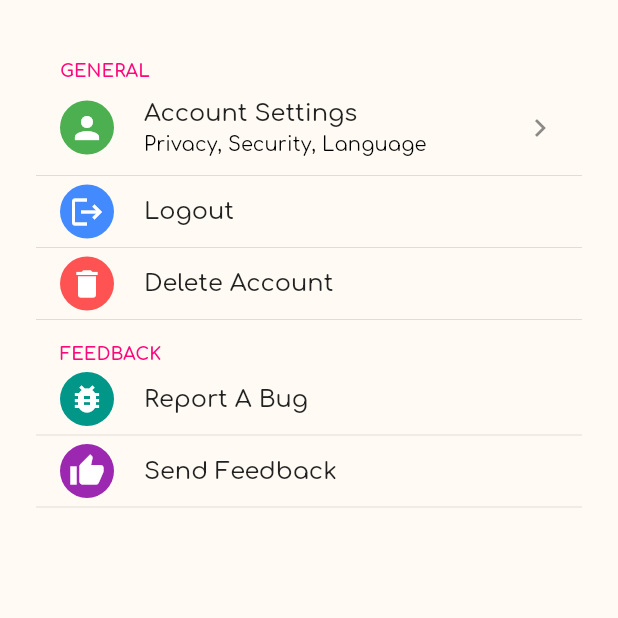
After one commit to smmhassan/tapin, a Flutter app: the UserSettings screen opened by its route, on a phone screen of 412 x 824 dp, the top half of it. The commit adds this screen. Run offline on Flutter 3.47's test engine with Material 2 defaults, Android fonts, the phone set to English and light mode, and no system bars; drawn by our look-alikes of flutter_settings_screens; our stand-ins replace google_fonts, google_sign_in, graphql_flutter, parse_server_sdk_flutter; missing offline and left inert: flutter_swipable; network calls fail.

Commit message:
Added settings + card swipe to TapIn
Ready for demo

```diff
--- a/tapin/lib/main.dart
+++ b/tapin/lib/main.dart
@@ -1,10 +1,12 @@
 import 'package:tapin/constants.dart';
 import 'package:tapin/screens/userchats/chatScreen.dart';
 import 'package:tapin/screens/signup/localwidgets/passwordResetScreen.dart';
+import 'package:tapin/screens/userfeed/feed.dart';
 import 'package:tapin/utils/OurTheme.dart';
 import 'package:flutter/material.dart';
 import 'package:google_fonts/google_fonts.dart';
 import 'package:graphql_flutter/graphql_flutter.dart';
+import 'package:tapin/widgets/tabbedwindow/UserSettingsTabbed.dart';
 
 import 'screens/login/login.dart';
 import 'screens/userdash/userdash.dart';
@@ -55,7 +57,8 @@ class MyApp extends StatelessWidget {
       // OurLogin(),
       routes: {
         '/': (context) => OurLogin(),
-        //'/': (context) => UserOrganizationList(),
+        '/userfeed': (context) => Feed(),
+        '/usersettings': (context) => UserSettings(),
         '/userdash': (context) => UserDash(),
         '/userorganizations': (context) => UserOrganizationList(),
         '/usercorrespondences': (context) => UserCorrespondenceList(),
--- a/tapin/lib/screens/login/localwidgets/loginform.dart
+++ b/tapin/lib/screens/login/localwidgets/loginform.dart
@@ -135,7 +135,7 @@ class _OurLoginFormState extends State<OurLoginForm> {
               // }
 
               if (response.success) {
-                Navigator.pushNamed(context, '/userdash');
+                Navigator.pushNamed(context, '/userfeed');
               } else {
                 if (response.error?.message != null) {
                   ScaffoldMessenger.of(context).showSnackBar(
--- /dev/null
+++ b/tapin/lib/widgets/account_page.dart
@@ -0,0 +1,77 @@
+import 'package:tapin/widgets/icon_widget.dart';
+import 'package:flutter/cupertino.dart';
+import 'package:flutter/material.dart';
+import 'package:flutter_settings_screens/flutter_settings_screens.dart';
+
+class AccountPage extends StatelessWidget{
+  static const keyLanguage = 'key-language';
+  static const keyLocation = 'key-location';
+  static const keyPassword = 'key-password';
+
+
+  @override
+  Widget build(BuildContext context) => SimpleSettingsTile(
+    title: 'Account Settings',
+    subtitle: 'Privacy, Security, Language',
+    leading: IconWidget(icon: Icons.person, color: Colors.green),
+    child: SettingsScreen(
+      title: 'Account Settings',
+      children: <Widget>[
+        buildLanguage(),
+        buildPassword(),
+        buildLocation(),
+        buildPrivacy(context),
+        buildSecurity(context),
+        buildAccountInfo(context),
+      ],
+    ),
+  );
+
+  Widget buildPrivacy(BuildContext context) => SimpleSettingsTile(
+    title: 'Privacy',
+    subtitle: '',
+    leading: IconWidget(icon: Icons.lock, color: Colors.blue),
+    //OnTap: () => Utils.showSnackBar(context, 'Clicked Privacy'),
+  );
+
+  Widget buildSecurity(BuildContext context) => SimpleSettingsTile(
+    title: 'Security',
+    subtitle: '',
+    leading: IconWidget(icon: Icons.security, color: Colors.redAccent),
+    //OnTap: () => Utils.showSnackBar(context, 'Clicked Security'),
+  );
+
+  Widget buildAccountInfo(BuildContext context) => SimpleSettingsTile(
+    title: 'Account Info',
+    subtitle: '',
+    leading: IconWidget(icon: Icons.text_snippet, color: Colors.purple),
+    //OnTap: () => Utils.showSnackBar(context, 'Clicked Account Info'),
+  );
+
+  Widget buildLocation() => TextInputSettingsTile(
+      title: 'Location',
+      settingKey: keyLocation, // static const keyLanguage = 'key-language';
+      initialValue: 'Galesburg',
+      onChange: (location) { /* code and shit */}
+  );
+
+  Widget buildLanguage() => DropDownSettingsTile(
+      title: 'Language',
+      settingKey: keyLanguage, //static const keyLanguage = 'key-language';
+      selected: 1,
+      values: <int, String>{
+        1: 'English',
+        2: 'Chinese'
+      },
+      onChange: (language) { /* code and shit */}
+  );
+
+  Widget buildPassword() => TextInputSettingsTile(
+      settingKey: keyPassword,
+      title: 'Password',
+      obscureText: true,
+      validator: (password) => password != null && password.length >= 6
+          ? null
+          : 'Enter 6 characters'
+  );
+}
--- /dev/null
+++ b/tapin/lib/widgets/icon_widget.dart
@@ -0,0 +1,22 @@
+import 'package:flutter/material.dart';
+
+class IconWidget extends StatelessWidget{
+  final IconData icon;
+  final Color color;
+
+  const IconWidget({
+    Key? key,
+    required this.icon,
+    required this.color,
+  }) : super(key: key);
+
+  @override
+  Widget build(BuildContext context) => Container(
+    padding: EdgeInsets.all(6),
+    decoration: BoxDecoration(
+      shape: BoxShape.circle,
+      color: color,
+    ),
+    child: Icon(icon, color: Colors.white),
+  );
+}
--- /dev/null
+++ b/tapin/lib/widgets/tabbedwindow/UserSettingsTabbed.dart
@@ -0,0 +1,93 @@
+
+import 'package:flutter/cupertino.dart';
+import 'package:flutter/material.dart';
+import 'package:flutter_settings_screens/flutter_settings_screens.dart';
+import '../account_page.dart';
+import '../icon_widget.dart';
+
+
+Future main() async {
+  await Settings.init(cacheProvider: SharePreferenceCache());
+
+  runApp(UserSettings());
+}
+
+class UserSettings extends StatefulWidget{
+  static final String title = 'Settings';
+  static const keyLanguage = 'key-language';
+  static const keyLocation = 'key-location';
+
+  @override
+  _UserSettingsState createState() => _UserSettingsState();
+}
+
+class _UserSettingsState extends State<UserSettings> {
+  @override
+  Widget build(BuildContext) => Scaffold(
+    body: SafeArea(
+      child: ListView(
+        padding: EdgeInsets.all(24),
+        children: [
+          SettingsGroup(
+            title: 'GENERAL',
+            children: <Widget>[
+              AccountPage(),
+              buildLogout(),
+              buildDeleteAccount(),
+            ],
+          ),
+          SettingsGroup(
+            title: 'FEEDBACK',
+            children: <Widget>[
+              buildReportBug(context),
+              buildSendFeedback(context),
+            ],
+          ),
+        ],
+      ),
+    ),
+  );
+
+  Widget buildLogout() => SimpleSettingsTile(
+      title: 'Logout',
+      subtitle: '',
+      leading: IconWidget(
+        icon: Icons.logout,
+        color: Colors.blueAccent,
+      ),
+      onTap: () { /* logout */}
+  );
+
+  Widget buildDeleteAccount() => SimpleSettingsTile(
+    title: 'Delete Account',
+    subtitle: '',
+    leading: IconWidget(icon: Icons.delete,color: Colors.redAccent,      ),
+    //onTap: () => Utils.showSnackBar(context, 'Clicked Delete Account'),
+  );
+
+  Widget buildAccount() => SimpleSettingsTile(
+      title: 'Account Settings',
+      subtitle: 'Privacy, Security, Language',
+      leading: IconWidget(
+        icon: Icons.person,
+        color: Colors.green,
+      ),
+      child: Container(),
+      onTap: () { /* logout */}
+  );
+
+  Widget buildReportBug(BuildContext context) => SimpleSettingsTile(
+    title: 'Report A Bug',
+    subtitle: '',
+    leading: IconWidget(icon: Icons.bug_report, color: Colors.teal),
+    //OnTap: () => Utils.showSnackBar(context, 'Clicked Report A Bug'),
+  );
+
+  Widget buildSendFeedback(BuildContext context) => SimpleSettingsTile(
+    title: 'Send Feedback',
+    subtitle: '',
+    leading: IconWidget(icon: Icons.thumb_up, color: Colors.purple),
+    //OnTap: () => Utils.showSnackBar(context, 'Clicked Send Feedback'),
+  );
+
+}
--- a/tapin/pubspec.yaml
+++ b/tapin/pubspec.yaml
@@ -28,6 +28,7 @@ dependencies:
   parse_server_sdk_flutter:
   http:
   image:
+  flutter_swipable:
 
   google_fonts:
 
@@ -37,6 +38,7 @@ dependencies:
   # Use with the CupertinoIcons class for iOS style icons.
   #cupertino_icons:
   google_sign_in:
+  flutter_settings_screens: ^0.3.0-null-safety
   #font_awesome_flutter:
   #equatable:
   #meta:
```
Also changed, not shown: tapin/lib/screens/userfeed/feed.dart (added, +43 -0 lines), tapin/lib/screens/userfeed/swipe.dart (added, +76 -0 lines), tapin/lib/widgets/header_page.dart (added, +28 -0 lines), tapin/pubspec.lock.
